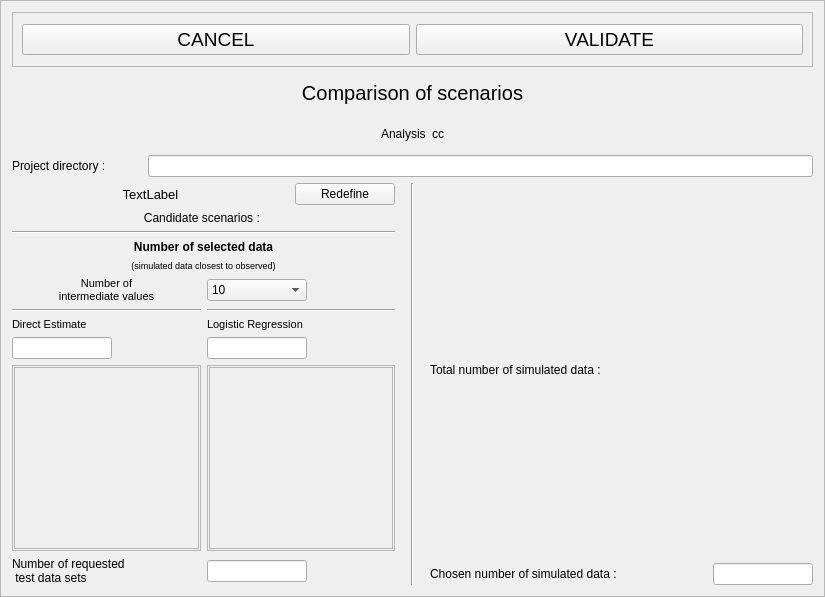
cbgp/diyabc, file gui/src/uis/setupComparisonConfidence.ui: the form before one commit.
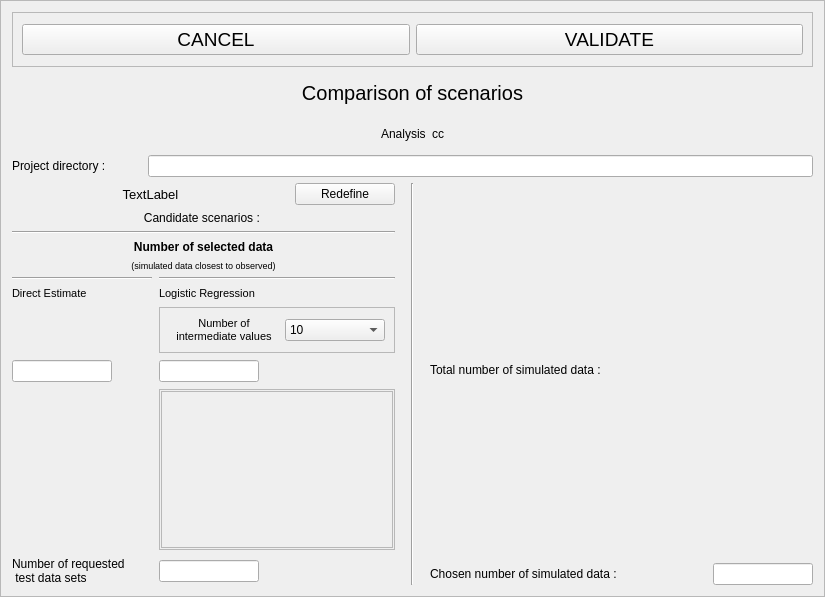
The form after the commit.

Commit message: logistic regression interface ok if =0

```diff
--- a/gui/src/uis/setupComparisonConfidence.ui
+++ b/gui/src/uis/setupComparisonConfidence.ui
@@ -326,30 +326,25 @@
        </item>
        <item>
         <layout class="QGridLayout" name="gridLayout_2">
-         <item row="3" column="0">
-          <widget class="QLabel" name="deTitleLabel">
+         <property name="spacing">
+          <number>7</number>
+         </property>
+         <item row="4" column="1">
+          <widget class="QLineEdit" name="lrEdit">
            <property name="minimumSize">
             <size>
-             <width>140</width>
+             <width>100</width>
              <height>0</height>
             </size>
            </property>
            <property name="maximumSize">
             <size>
-             <width>140</width>
+             <width>100</width>
              <height>16777215</height>
             </size>
            </property>
-           <property name="font">
-            <font>
-             <pointsize>8</pointsize>
-            </font>
-           </property>
-           <property name="text">
-            <string>Direct Estimate</string>
-           </property>
            <property name="alignment">
-            <set>Qt::AlignLeading|Qt::AlignLeft|Qt::AlignVCenter</set>
+            <set>Qt::AlignCenter</set>
            </property>
           </widget>
          </item>
@@ -377,80 +372,6 @@
            </property>
           </widget>
          </item>
-         <item row="0" column="1">
-          <widget class="QComboBox" name="numRegCombo">
-           <property name="minimumSize">
-            <size>
-             <width>100</width>
-             <height>0</height>
-            </size>
-           </property>
-           <property name="maximumSize">
-            <size>
-             <width>100</width>
-             <height>16777215</height>
-            </size>
-           </property>
-           <property name="currentIndex">
-            <number>10</number>
-           </property>
-           <item>
-            <property name="text">
-             <string>0</string>
-            </property>
-           </item>
-           <item>
-            <property name="text">
-             <string>1</string>
-            </property>
-           </item>
-           <item>
-            <property name="text">
-             <string>2</string>
-            </property>
-           </item>
-           <item>
-            <property name="text">
-             <string>3</string>
-            </property>
-           </item>
-           <item>
-            <property name="text">
-             <string>4</string>
-            </property>
-           </item>
-           <item>
-            <property name="text">
-             <string>5</string>
-            </property>
-           </item>
-           <item>
-            <property name="text">
-             <string>6</string>
-            </property>
-           </item>
-           <item>
-            <property name="text">
-             <string>7</string>
-            </property>
-           </item>
-           <item>
-            <property name="text">
-             <string>8</string>
-            </property>
-           </item>
-           <item>
-            <property name="text">
-             <string>9</string>
-            </property>
-           </item>
-           <item>
-            <property name="text">
-             <string>10</string>
-            </property>
-           </item>
-          </widget>
-         </item>
          <item row="4" column="0">
           <widget class="QLineEdit" name="deEdit">
            <property name="minimumSize">
@@ -470,134 +391,6 @@
            </property>
           </widget>
          </item>
-         <item row="3" column="1">
-          <widget class="QLabel" name="lrTitleLabel">
-           <property name="minimumSize">
-            <size>
-             <width>140</width>
-             <height>0</height>
-            </size>
-           </property>
-           <property name="maximumSize">
-            <size>
-             <width>140</width>
-             <height>16777215</height>
-            </size>
-           </property>
-           <property name="font">
-            <font>
-             <pointsize>8</pointsize>
-            </font>
-           </property>
-           <property name="text">
-            <string>Logistic Regression</string>
-           </property>
-           <property name="alignment">
-            <set>Qt::AlignLeading|Qt::AlignLeft|Qt::AlignVCenter</set>
-           </property>
-          </widget>
-         </item>
-         <item row="4" column="1">
-          <widget class="QLineEdit" name="lrEdit">
-           <property name="minimumSize">
-            <size>
-             <width>100</width>
-             <height>0</height>
-            </size>
-           </property>
-           <property name="maximumSize">
-            <size>
-             <width>100</width>
-             <height>16777215</height>
-            </size>
-           </property>
-           <property name="alignment">
-            <set>Qt::AlignCenter</set>
-           </property>
-          </widget>
-         </item>
-         <item row="0" column="0">
-          <widget class="QLabel" name="label_2">
-           <property name="font">
-            <font>
-             <pointsize>8</pointsize>
-            </font>
-           </property>
-           <property name="text">
-            <string>Number of 
-intermediate values</string>
-           </property>
-           <property name="alignment">
-            <set>Qt::AlignCenter</set>
-           </property>
-          </widget>
-         </item>
-         <item row="5" column="0">
-          <widget class="QFrame" name="deValuesFrame">
-           <property name="sizePolicy">
-            <sizepolicy hsizetype="Preferred" vsizetype="Preferred">
-             <horstretch>0</horstretch>
-             <verstretch>0</verstretch>
-            </sizepolicy>
-           </property>
-           <property name="minimumSize">
-            <size>
-             <width>0</width>
-             <height>0</height>
-            </size>
-           </property>
-           <property name="frameShape">
-            <enum>QFrame::StyledPanel</enum>
-           </property>
-           <property name="frameShadow">
-            <enum>QFrame::Raised</enum>
-           </property>
-           <layout class="QVBoxLayout" name="verticalLayout_3">
-            <property name="spacing">
-             <number>1</number>
-            </property>
-            <property name="margin">
-             <number>1</number>
-            </property>
-            <item>
-             <widget class="QScrollArea" name="scrollArea">
-              <property name="sizePolicy">
-               <sizepolicy hsizetype="Expanding" vsizetype="Expanding">
-                <horstretch>0</horstretch>
-                <verstretch>0</verstretch>
-               </sizepolicy>
-              </property>
-              <property name="minimumSize">
-               <size>
-                <width>0</width>
-                <height>0</height>
-               </size>
-              </property>
-              <property name="maximumSize">
-               <size>
-                <width>16777215</width>
-                <height>250</height>
-               </size>
-              </property>
-              <property name="widgetResizable">
-               <bool>true</bool>
-              </property>
-              <widget class="QWidget" name="scrollAreaWidgetContents">
-               <property name="geometry">
-                <rect>
-                 <x>0</x>
-                 <y>0</y>
-                 <width>177</width>
-                 <height>155</height>
-                </rect>
-               </property>
-               <layout class="QVBoxLayout" name="deValLayout"/>
-              </widget>
-             </widget>
-            </item>
-           </layout>
-          </widget>
-         </item>
          <item row="5" column="1">
           <widget class="QFrame" name="lrValuesFrame">
            <property name="sizePolicy">
@@ -653,8 +446,8 @@
                 <rect>
                  <x>0</x>
                  <y>0</y>
-                 <width>177</width>
-                 <height>155</height>
+                 <width>224</width>
+                 <height>121</height>
                 </rect>
                </property>
                <layout class="QVBoxLayout" name="lrValLayout"/>
@@ -678,6 +471,162 @@
            </property>
           </widget>
          </item>
+         <item row="2" column="1">
+          <widget class="QLabel" name="lrTitleLabel">
+           <property name="minimumSize">
+            <size>
+             <width>140</width>
+             <height>0</height>
+            </size>
+           </property>
+           <property name="maximumSize">
+            <size>
+             <width>140</width>
+             <height>16777215</height>
+            </size>
+           </property>
+           <property name="font">
+            <font>
+             <pointsize>8</pointsize>
+            </font>
+           </property>
+           <property name="text">
+            <string>Logistic Regression</string>
+           </property>
+           <property name="alignment">
+            <set>Qt::AlignLeading|Qt::AlignLeft|Qt::AlignVCenter</set>
+           </property>
+          </widget>
+         </item>
+         <item row="2" column="0">
+          <widget class="QLabel" name="deTitleLabel">
+           <property name="minimumSize">
+            <size>
+             <width>140</width>
+             <height>0</height>
+            </size>
+           </property>
+           <property name="maximumSize">
+            <size>
+             <width>140</width>
+             <height>16777215</height>
+            </size>
+           </property>
+           <property name="font">
+            <font>
+             <pointsize>8</pointsize>
+            </font>
+           </property>
+           <property name="text">
+            <string>Direct Estimate</string>
+           </property>
+           <property name="alignment">
+            <set>Qt::AlignLeading|Qt::AlignLeft|Qt::AlignVCenter</set>
+           </property>
+          </widget>
+         </item>
+         <item row="3" column="1">
+          <widget class="QFrame" name="frame">
+           <property name="frameShape">
+            <enum>QFrame::StyledPanel</enum>
+           </property>
+           <property name="frameShadow">
+            <enum>QFrame::Raised</enum>
+           </property>
+           <layout class="QHBoxLayout" name="horizontalLayout_4">
+            <item>
+             <widget class="QLabel" name="label_2">
+              <property name="font">
+               <font>
+                <pointsize>8</pointsize>
+               </font>
+              </property>
+              <property name="text">
+               <string>Number of 
+intermediate values</string>
+              </property>
+              <property name="alignment">
+               <set>Qt::AlignCenter</set>
+              </property>
+             </widget>
+            </item>
+            <item>
+             <widget class="QComboBox" name="numRegCombo">
+              <property name="minimumSize">
+               <size>
+                <width>100</width>
+                <height>0</height>
+               </size>
+              </property>
+              <property name="maximumSize">
+               <size>
+                <width>100</width>
+                <height>16777215</height>
+               </size>
+              </property>
+              <property name="currentIndex">
+               <number>10</number>
+              </property>
+              <item>
+               <property name="text">
+                <string>0</string>
+               </property>
+              </item>
+              <item>
+               <property name="text">
+                <string>1</string>
+               </property>
+              </item>
+              <item>
+               <property name="text">
+                <string>2</string>
+               </property>
+              </item>
+              <item>
+               <property name="text">
+                <string>3</string>
+               </property>
+              </item>
+              <item>
+               <property name="text">
+                <string>4</string>
+               </property>
+              </item>
+              <item>
+               <property name="text">
+                <string>5</string>
+               </property>
+              </item>
+              <item>
+               <property name="text">
+                <string>6</string>
+               </property>
+              </item>
+              <item>
+               <property name="text">
+                <string>7</string>
+               </property>
+              </item>
+              <item>
+               <property name="text">
+                <string>8</string>
+               </property>
+              </item>
+              <item>
+               <property name="text">
+                <string>9</string>
+               </property>
+              </item>
+              <item>
+               <property name="text">
+                <string>10</string>
+               </property>
+              </item>
+             </widget>
+            </item>
+           </layout>
+          </widget>
+         </item>
         </layout>
        </item>
       </layout>
```
The commit also changes 1 other file.
